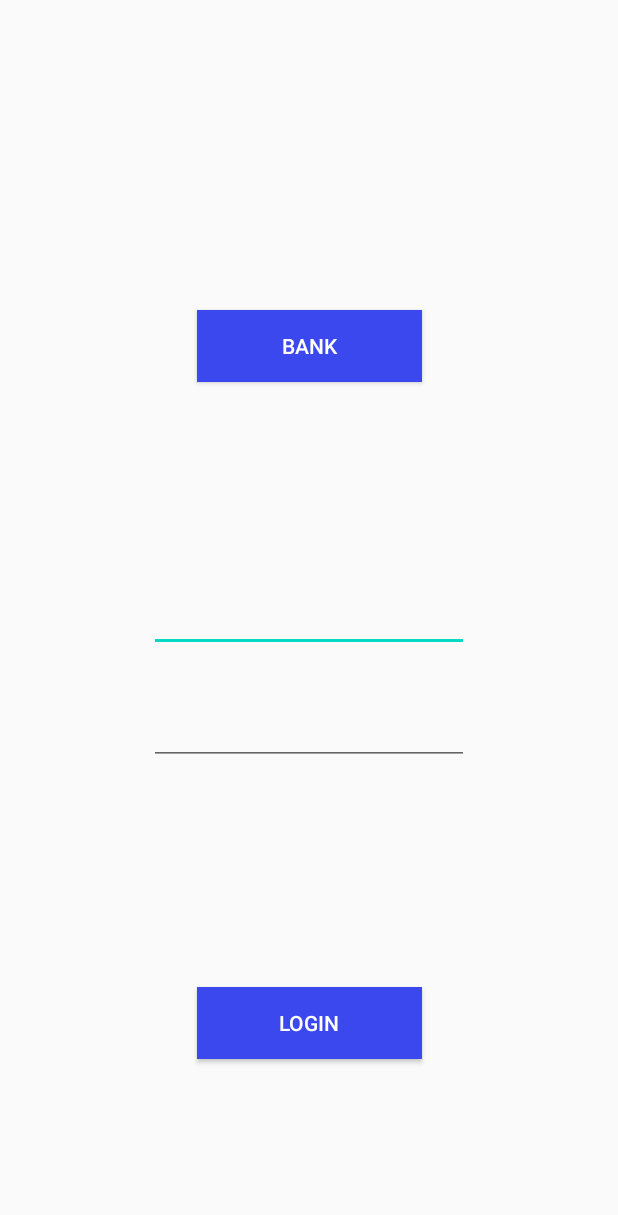
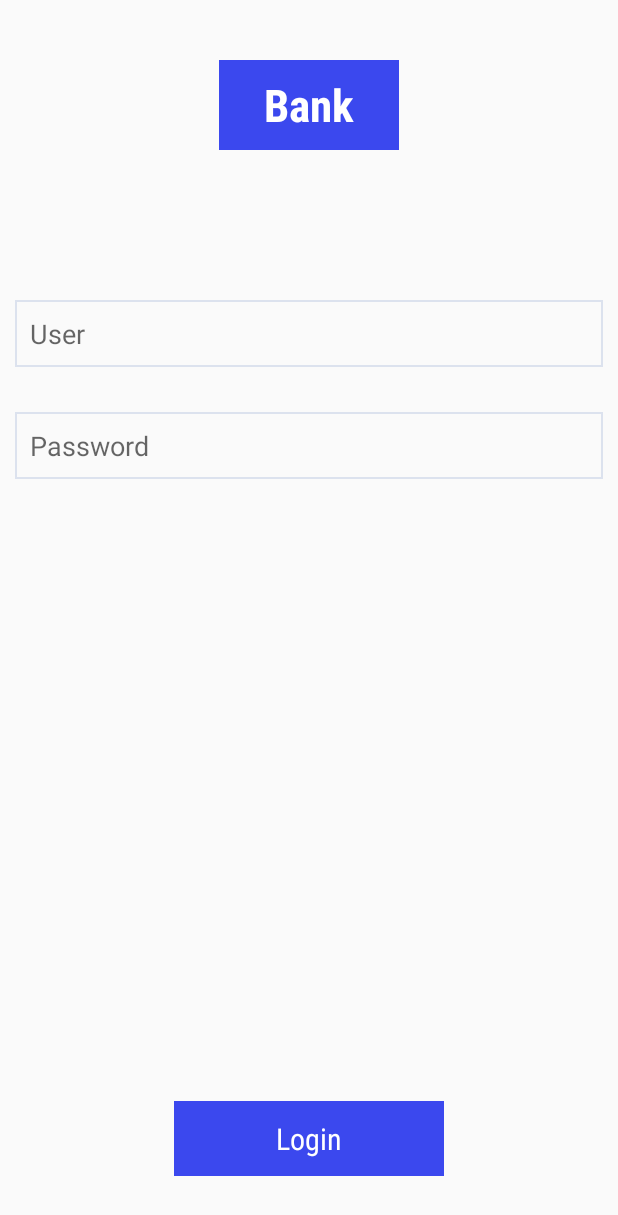
Before and after one commit to lluzalves/BankApp, an Android app: the screen it shows after launch (MainActivity), on a phone screen of 412 x 824 dp. Shown: the top 1215 px of the screen. Run offline under Robolectric (Android 15) with nearby library versions, the phone set to English and light mode, and no system bars; our stand-ins replace RxJava; 3 statements that could not run were skipped.

Commit message:
Data validation, layout fixes

```diff
--- a/app/src/main/java/com/daniel/bankapp/ui/login/LoginFragment.kt
+++ b/app/src/main/java/com/daniel/bankapp/ui/login/LoginFragment.kt
@@ -6,11 +6,17 @@ import android.view.View
 import android.view.ViewGroup
 import androidx.fragment.app.Fragment
 import com.daniel.bankapp.R
+import com.daniel.bankapp.util.PasswordTextWatcher
+import com.daniel.bankapp.util.UserNameTextWatcher
+import com.google.android.material.snackbar.Snackbar
 import kotlinx.android.synthetic.main.login.*
 import org.koin.android.viewmodel.ext.android.viewModel
 
-class LoginFragment : Fragment(), View.OnClickListener {
+class LoginFragment : Fragment() {
     private val viewModel: LoginViewModel by viewModel()
+    private lateinit var userInputTextWatcher: UserNameTextWatcher
+    private lateinit var passwordTextWatcher: PasswordTextWatcher
+
     override fun onCreateView(
         inflater: LayoutInflater, container: ViewGroup?,
         savedInstanceState: Bundle?
@@ -25,18 +31,29 @@ class LoginFragment : Fragment(), View.OnClickListener {
 
     override fun onViewCreated(view: View, savedInstanceState: Bundle?) {
         super.onViewCreated(view, savedInstanceState)
-        btnLogin.setOnClickListener(this)
-    }
 
-    override fun onClick(view: View) {
-        when (view) {
-            btnLogin -> {
-                val userName = userInput.text.toString()
-                val password = passwordInput.text.toString()
-                if (!userName.isNullOrBlank() && !password.isNullOrBlank()) {
-                    viewModel.onLoginRequest(userName = userName, password = password)
+        userInput.apply {
+            userInputTextWatcher = UserNameTextWatcher(userNameEditText = this)
+            addTextChangedListener(userInputTextWatcher)
+        }
+
+        passwordInput.apply {
+            passwordTextWatcher = PasswordTextWatcher(passwordEditText = this)
+            addTextChangedListener(passwordTextWatcher)
+        }
+
+        btnLogin.apply {
+            setOnClickListener { view ->
+                if (userInputTextWatcher.isEmailInputCorrect && passwordTextWatcher.isPasswordInputCorrect) {
+                    viewModel.onLoginRequest(
+                        userName = userInput.text.toString(),
+                        password = userInput.text.toString()
+                    )
+                } else {
+                    Snackbar.make(view, getString(R.string.warning), Snackbar.LENGTH_LONG).show()
                 }
             }
         }
     }
+
 }
--- /dev/null
+++ b/app/src/main/res/drawable/square_box.xml
@@ -0,0 +1,8 @@
+<?xml version="1.0" encoding="utf-8"?>
+<selector xmlns:android="http://schemas.android.com/apk/res/android">
+    <item>
+        <shape android:shape="rectangle">
+            <stroke android:width="1dp" android:color="#DCE2EE" />
+        </shape>
+    </item>
+</selector>
--- a/app/src/main/res/layout/login.xml
+++ b/app/src/main/res/layout/login.xml
@@ -2,55 +2,71 @@
 <androidx.constraintlayout.widget.ConstraintLayout
     xmlns:android="http://schemas.android.com/apk/res/android"
     xmlns:app="http://schemas.android.com/apk/res-auto"
+    xmlns:tools="http://schemas.android.com/tools"
     android:layout_width="match_parent"
     android:layout_height="match_parent">
 
-    <Button
+    <TextView
         android:id="@+id/button"
-        android:layout_width="150dp"
-        android:layout_height="wrap_content"
-        android:layout_marginTop="72dp"
+        android:layout_width="120dp"
+        android:layout_height="60dp"
+        android:background="@color/holo_dark_blue"
+        android:fontFamily="sans-serif-condensed"
+        android:gravity="center"
         android:text="@string/bank_name"
         android:textColor="@android:color/white"
-        android:background="@color/holo_dark_blue"
-        app:layout_constraintBottom_toTopOf="@+id/userInput"
+        android:textSize="30sp"
+        android:textStyle="bold"
+        android:layout_marginTop="40dp"
         app:layout_constraintEnd_toEndOf="parent"
         app:layout_constraintStart_toStartOf="parent"
         app:layout_constraintTop_toTopOf="parent" />
 
     <EditText
         android:id="@+id/userInput"
-        android:layout_width="wrap_content"
+        android:layout_width="match_parent"
         android:layout_height="wrap_content"
+        android:background="@drawable/square_box"
         android:ems="10"
+        android:hint="@string/username_tip"
         android:inputType="textEmailAddress"
-        app:layout_constraintBottom_toBottomOf="parent"
+        android:padding="10dp"
+        android:layout_marginStart="10dp"
+        android:layout_marginEnd="10dp"
+        android:layout_marginTop="100dp"
         app:layout_constraintEnd_toEndOf="parent"
         app:layout_constraintStart_toStartOf="parent"
-        app:layout_constraintTop_toTopOf="parent" />
+        app:layout_constraintTop_toBottomOf="@+id/button" />
 
     <EditText
         android:id="@+id/passwordInput"
-        android:layout_width="wrap_content"
+        android:layout_width="match_parent"
         android:layout_height="wrap_content"
         android:ems="10"
+        android:padding="10dp"
+        android:layout_marginStart="10dp"
+        android:layout_marginEnd="10dp"
+        android:hint="@string/password_hint"
+        android:background="@drawable/square_box"
         android:layout_marginTop="30dp"
         android:inputType="textPassword"
         app:layout_constraintEnd_toEndOf="parent"
         app:layout_constraintStart_toStartOf="parent"
         app:layout_constraintTop_toBottomOf="@+id/userInput" />
 
-    <Button
+    <TextView
         android:id="@+id/btnLogin"
-        android:layout_width="150dp"
-        android:layout_height="wrap_content"
-        android:layout_marginTop="30dp"
+        android:layout_width="180dp"
+        android:layout_height="50dp"
+        android:background="@color/holo_dark_blue"
+        android:fontFamily="sans-serif-condensed"
+        android:gravity="center"
         android:text="@string/login_label"
         android:textColor="@android:color/white"
-        android:background="@color/holo_dark_blue"
+        android:textSize="20sp"
         app:layout_constraintBottom_toBottomOf="parent"
         app:layout_constraintEnd_toEndOf="parent"
         app:layout_constraintStart_toStartOf="parent"
-        app:layout_constraintTop_toBottomOf="@+id/passwordInput" />
+        android:layout_marginBottom="40dp"/>
 
 </androidx.constraintlayout.widget.ConstraintLayout>
--- a/app/src/main/res/values/strings.xml
+++ b/app/src/main/res/values/strings.xml
@@ -2,4 +2,9 @@
     <string name="app_name">BankApp</string>
     <string name="login_label">Login</string>
     <string name="bank_name">Bank</string>
+    <string name="username_tip">User</string>
+    <string name="password_hint">Password</string>
+    <string name="error_invalid_email_or_cpf">Email ou cpf inválido. Tente novamente</string>
+    <string name="error_password">Verifique sua senha e tente novamente</string>
+    <string name="warning">Please check your credentials</string>
 </resources>
```
Also changed, not shown: app/src/main/java/com/daniel/bankapp/util/DataValidator.kt (added, +31 -0 lines), app/src/main/java/com/daniel/bankapp/util/PasswordTextWatcher.kt (added, +32 -0 lines), app/src/main/java/com/daniel/bankapp/util/UserNameTextWatcher.kt (added, +32 -0 lines).
